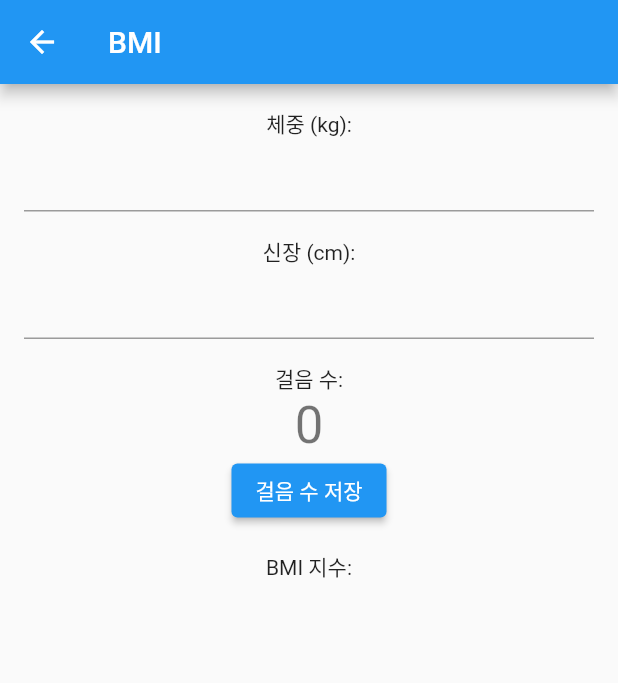
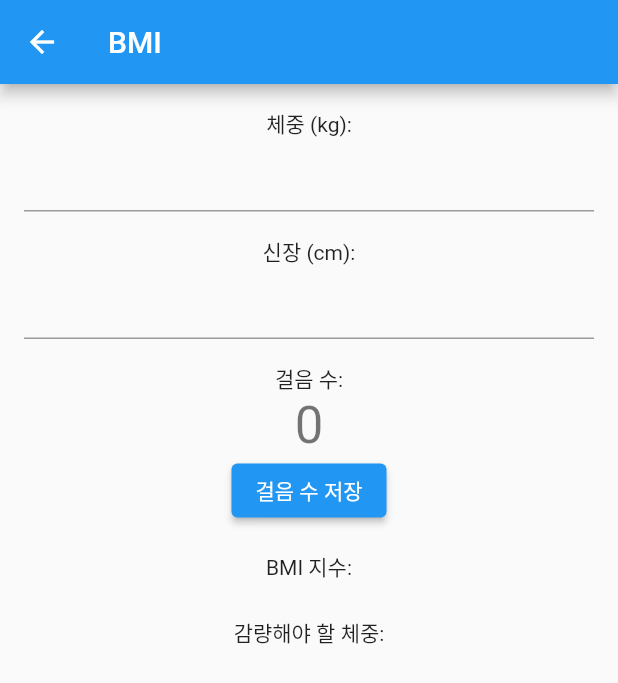
Before and after one commit to exerciseLog/exercise, a Flutter app: the BmiScreen screen opened directly, on a phone screen of 412 x 824 dp. Shown: the top 683 px of the screen. Run offline on Flutter 3.47's test engine with Material 2 defaults, Android fonts, the phone set to English and light mode, and no system bars; our stand-ins replace drift, elegant_notification, fluttertoast, get_it, sensors_plus, shared_preferences and 2 more; missing offline and left inert: flutter_cupertino_datetime_picker; accounts and stored records are empty; generated files the repository leaves out were written again.

Commit message:
Update walk_screen.dart
감량체중 표기

```diff
--- a/lib/screens/walk_screen.dart
+++ b/lib/screens/walk_screen.dart
@@ -21,6 +21,7 @@ class _BmiScreenState extends State<BmiScreen> {
   double _previousY = 0.0;
   double _weight = 0.0; // 체중 변수 추가
   double _height = 0.0; // 신장 변수 추가
+  double _targetWeight = 0.0; // 감량해야 할 체중 변수 추가
   late Database _database;
 
   @override
@@ -78,7 +79,6 @@ class _BmiScreenState extends State<BmiScreen> {
     _previousY = y;
   }
 
-
   void _loadSteps() async {
     final List<Map<String, dynamic>> data = await _database.query(
       'steps',
@@ -131,6 +131,24 @@ class _BmiScreenState extends State<BmiScreen> {
         return '과체중';
       } else {
         return '비만';
+      }
+    } else {
+      return '';
+    }
+  }
+
+  String _calculateTargetWeight() {
+    // 비만 또는 과체중일 경우 감량해야 할 체중 계산
+    if (_height > 0.0) {
+      double heightInMeters = _height / 100;
+      double bmi = _weight / (heightInMeters * heightInMeters);
+
+      if (bmi >= 23.0) {
+        double normalWeight = 23.0 * heightInMeters * heightInMeters;
+        double targetWeight = _weight - normalWeight;
+        return targetWeight.toStringAsFixed(1) + 'kg';
+      } else {
+        return '';
       }
     } else {
       return '';
@@ -217,6 +235,18 @@ class _BmiScreenState extends State<BmiScreen> {
                   ),
                 ],
               ),
+              Column(
+                mainAxisAlignment: MainAxisAlignment.center,
+                children: <Widget>[
+                  const Text(
+                    '감량해야 할 체중:', // 감량해야 할 체중 텍스트
+                  ),
+                  Text(
+                    _calculateTargetWeight(),
+                    style: Theme.of(context).textTheme.titleLarge,
+                  ),
+                ],
+              ),
             ],
           ),
         ),
```
